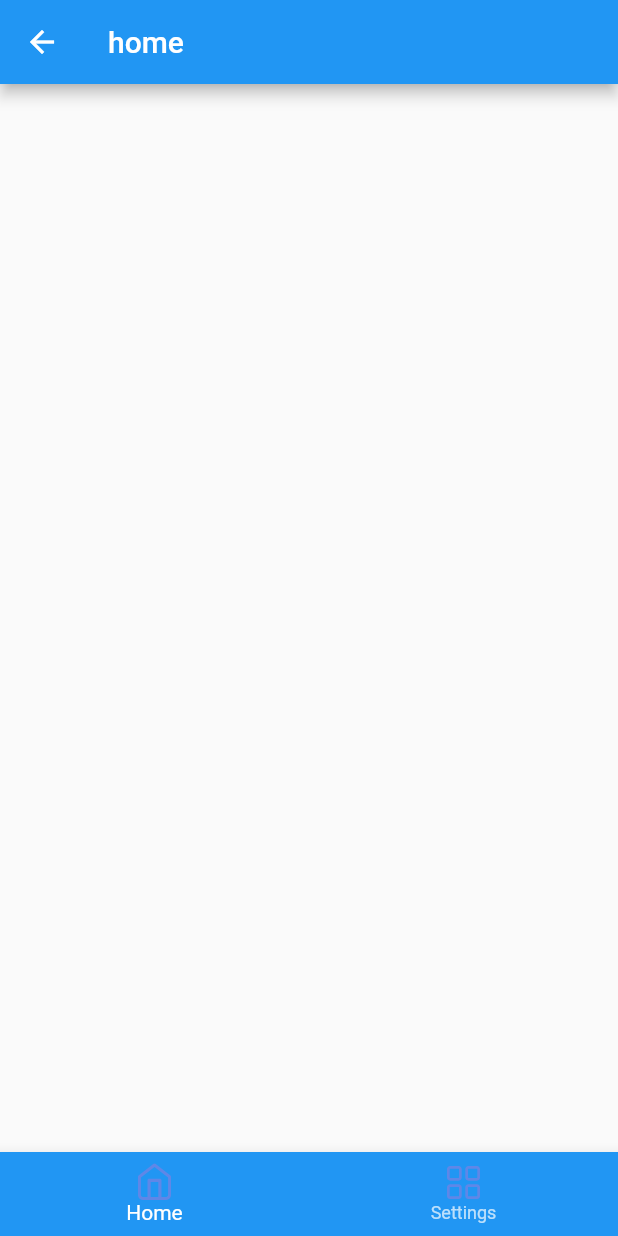
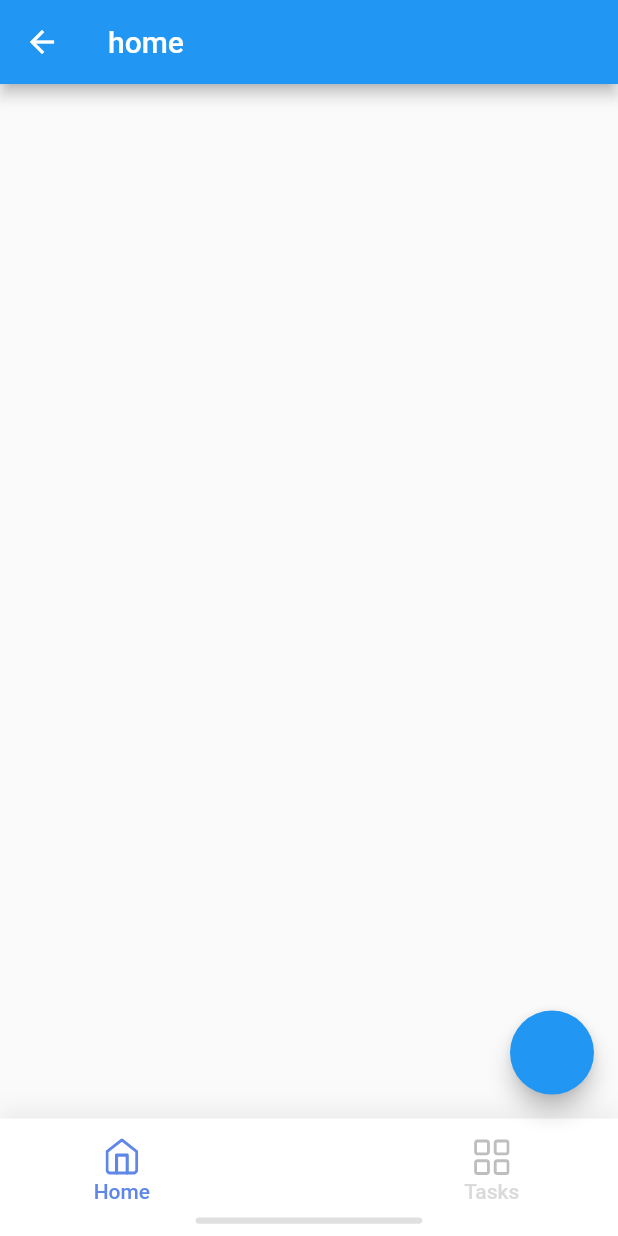
Before and after one commit to codewithbek/Todo, a Flutter app: the BottomBarView screen opened by its route, on a phone screen of 412 x 824 dp. Run offline on Flutter 3.47's test engine with Material 2 defaults, Android fonts, the phone set to English and light mode, and no system bars; our stand-ins replace flutter_screenutil, flutter_svg, get.

Commit message:
bottom bar done

```diff
--- a/lib/utils/app_colors.dart
+++ b/lib/utils/app_colors.dart
@@ -18,6 +18,7 @@ class AppColors {
   static const C_686868 = Color(0xFF686868);
   static const C_66C81C = Color(0xFF66C81C);
   static const C_FCFCFC = Color(0xFFFCFCFC);
+  static const C_E0E0E0 = Color(0xFFE0E0E0);
 
   // Gradients
   static const List<Color> splashButtonGradient = [
--- a/lib/utils/app_icons.dart
+++ b/lib/utils/app_icons.dart
@@ -10,12 +10,14 @@ class AppIcons {
   static const String delete = "assets/icons/delete.svg";
   static const String edit = "assets/icons/edit.svg";
   static const String home = "assets/icons/home.svg";
+  static const String home2 = "assets/icons/home2.svg";
   static const String meeting = "assets/icons/meeting.svg";
   static const String party = "assets/icons/party.svg";
   static const String personal = "assets/icons/personal.svg";
   static const String shopping = "assets/icons/shopping.svg";
   static const String study = "assets/icons/study.svg";
   static const String tasks = "assets/icons/tasks.svg";
+  static const String tasks2 = "assets/icons/tasks2.svg";
   static const String work = "assets/icons/work.svg";
   static const String close = "assets/icons/close.svg";
 }
--- a/lib/views/bottom_bar.dart
+++ b/lib/views/bottom_bar.dart
@@ -1,4 +1,5 @@
 import 'package:todo/export_files.dart';
+import 'package:todo/widgets/sized_text.dart';
 
 class BottomBarView extends StatefulWidget {
   const BottomBarView({super.key});
@@ -15,25 +16,133 @@ class _BottomBarViewState extends State<BottomBarView> {
   Widget build(BuildContext context) {
     return Scaffold(
       resizeToAvoidBottomInset: false,
+      body: screens[currentIndex],
       bottomNavigationBar: buildBottomBar(),
-      body: screens[currentIndex],
+      floatingActionButton: FloatingActionButton(
+        onPressed: () {},
+      ),
     );
   }
 
-  Widget buildBottomBar() => BottomNavigationBar(
-        backgroundColor: Theme.of(context).primaryColor,
-        selectedItemColor: Colors.white,
-        unselectedItemColor: Colors.white70,
-        items: [
-          BottomNavigationBarItem(
-            icon: SvgPicture.asset(AppIcons.home),
-            label: 'Home',
-          ),
-          BottomNavigationBarItem(
-            icon: SvgPicture.asset(AppIcons.tasks),
-            label: 'Settings',
+  Container buildBottomBar() {
+    return Container(
+      alignment: Alignment.center,
+      height: 76.h,
+      decoration: BoxDecoration(
+        boxShadow: [
+          BoxShadow(
+            color: Colors.grey.shade300.withOpacity(0.6),
+            spreadRadius: 0,
+            blurRadius: 12,
+            offset: const Offset(0, -6), // changes position of shadow
           ),
         ],
-        onTap: (index) {},
-      );
+        color: Colors.white,
+      ),
+      child: Column(
+        children: [
+          Padding(
+            padding: EdgeInsets.only(left: 46.w, right: 46.w, top: 9.h),
+            child: Row(
+              mainAxisAlignment: MainAxisAlignment.spaceBetween,
+              crossAxisAlignment: CrossAxisAlignment.start,
+              children: [
+                InkWell(
+                  onTap: () {
+                    setState(() {
+                      currentIndex = 0;
+                    });
+                  },
+                  child: SizedBox(
+                    height: 50.h,
+                    width: 50.w,
+                    child: Column(
+                      mainAxisAlignment: MainAxisAlignment.center,
+                      crossAxisAlignment: CrossAxisAlignment.center,
+                      children: [
+                        SizedBox(
+                          height: 24.h,
+                          width: 24.w,
+                          child: currentIndex == 0
+                              ? SvgPicture.asset(
+                                  AppIcons.home,
+                                )
+                              : SvgPicture.asset(
+                                  AppIcons.home2,
+                                ),
+                        ),
+                        SizedBox(
+                          height: 3.h,
+                        ),
+                        SizedText(
+                          text: 'Home',
+                          textStyle: TextStyle(
+                            fontWeight: FontWeight.w500,
+                            color: currentIndex == 0
+                                ? AppColors.C_5F87E7
+                                : AppColors.C_DADADA,
+                          ),
+                        ),
+                      ],
+                    ),
+                  ),
+                ),
+                InkWell(
+                  onTap: () {
+                    setState(() {
+                      currentIndex = 1;
+                    });
+                  },
+                  child: SizedBox(
+                    height: 50.h,
+                    width: 55.w,
+                    child: Column(
+                      mainAxisAlignment: MainAxisAlignment.center,
+                      crossAxisAlignment: CrossAxisAlignment.center,
+                      children: [
+                        SizedBox(
+                          height: 24.h,
+                          width: 24.w,
+                          child: currentIndex == 1
+                              ? SvgPicture.asset(
+                                  AppIcons.tasks,
+                                )
+                              : SvgPicture.asset(
+                                  AppIcons.tasks2,
+                                ),
+                        ),
+                        SizedBox(
+                          height: 3.h,
+                        ),
+                        SizedText(
+                          text: 'Tasks',
+                          textStyle: TextStyle(
+                            fontWeight: FontWeight.w500,
+                            color: currentIndex == 1
+                                ? AppColors.C_5F87E7
+                                : AppColors.C_DADADA,
+                          ),
+                        ),
+                      ],
+                    ),
+                  ),
+                ),
+              ],
+            ),
+          ),
+          SizedBox(
+            height: 5.h,
+          ),
+          Container(
+            height: 4.h,
+            width: 132.w,
+            decoration: BoxDecoration(
+              color: AppColors.C_E0E0E0,
+              borderRadius: BorderRadius.circular(4.r),
+            ),
+          ),
+        ],
+      ),
+    );
+  }
 }
--- /dev/null
+++ b/lib/widgets/sized_text.dart
@@ -0,0 +1,49 @@
+import 'package:todo/export_files.dart';
+
+class SizedText extends StatelessWidget {
+  final dynamic text;
+  final TextStyle? textStyle;
+  final bool useLocaleText;
+  final bool softWrap;
+  final TextOverflow overflow;
+  final TextAlign textAlign;
+  final int? maxLines;
+
+  SizedText({
+    required this.text,
+    this.textStyle,
+    this.useLocaleText = true,
+    this.softWrap = true,
+    this.overflow = TextOverflow.visible,
+    this.textAlign = TextAlign.left,
+    this.maxLines,
+  });
+
+  @override
+  Widget build(BuildContext context) {
+    return Text(
+      text.toString(),
+      style: TextStyle(
+          height: textStyle?.height,
+          color: textStyle?.color,
+          fontSize: textStyle?.fontSize,
+          fontWeight: textStyle?.fontWeight,
+          decoration: textStyle?.decoration,
+          background: textStyle?.background,
+          fontFamily: textStyle?.fontFamily,
+          fontFamilyFallback: textStyle?.fontFamilyFallback,
+          fontStyle: textStyle?.fontStyle,
+          wordSpacing: textStyle?.wordSpacing,
+          textBaseline: textStyle?.textBaseline,
+          overflow: textStyle?.overflow,
+          letterSpacing: textStyle?.letterSpacing,
+          decorationThickness: textStyle?.decorationThickness,
+          decorationColor: textStyle?.decorationColor,
+          decorationStyle: textStyle?.decorationStyle),
+      textAlign: textAlign,
+      maxLines: maxLines,
+      overflow: overflow,
+      softWrap: softWrap,
+    );
+  }
+}
```
Also changed, not shown: assets/icons/home2.svg (added), assets/icons/tasks2.svg (added).
